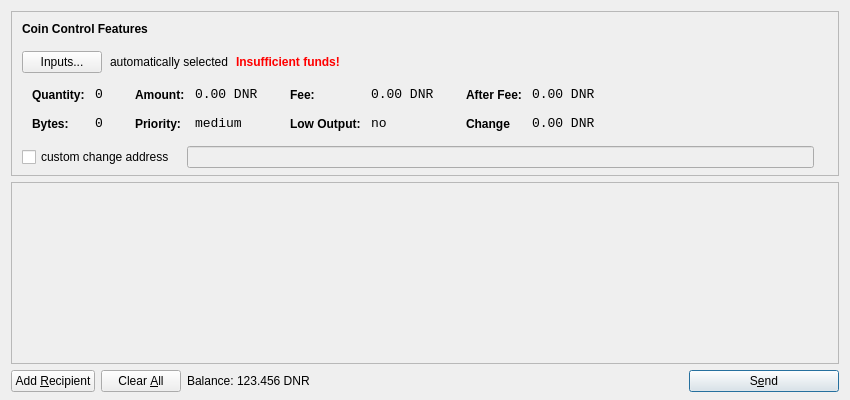
Before: the Qt Designer form src/qt/forms/sendcoinsdialog.ui in metaspartan/denarius, drawn with Qt 5.
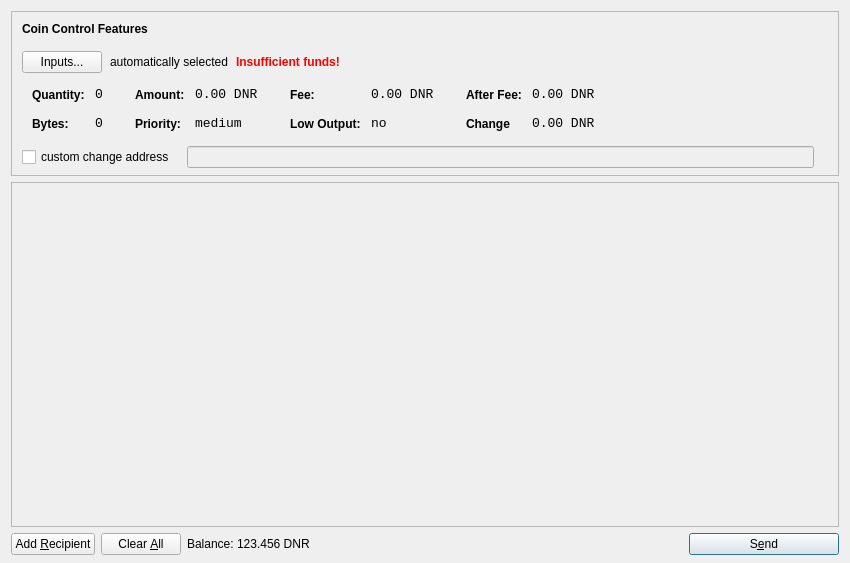
After: the same form once the commit is applied. Icons and pictures are not drawn.

```diff
--- a/src/qt/forms/sendcoinsdialog.ui
+++ b/src/qt/forms/sendcoinsdialog.ui
@@ -7,13 +7,13 @@
     <x>0</x>
     <y>0</y>
     <width>850</width>
-    <height>400</height>
+    <height>563</height>
    </rect>
   </property>
   <property name="windowTitle">
    <string>Send Coins</string>
   </property>
-  <layout class="QVBoxLayout" name="verticalLayout" stretch="0,1,0">
+  <layout class="QVBoxLayout" name="verticalLayout" stretch="0,1,0,0">
    <property name="bottomMargin">
     <number>8</number>
    </property>
@@ -626,7 +626,7 @@
         <x>0</x>
         <y>0</y>
         <width>830</width>
-        <height>165</height>
+        <height>69</height>
        </rect>
       </property>
       <layout class="QVBoxLayout" name="verticalLayout_2">
```
Left out of the diff: 24 changed lines with no effect on the pictures.
